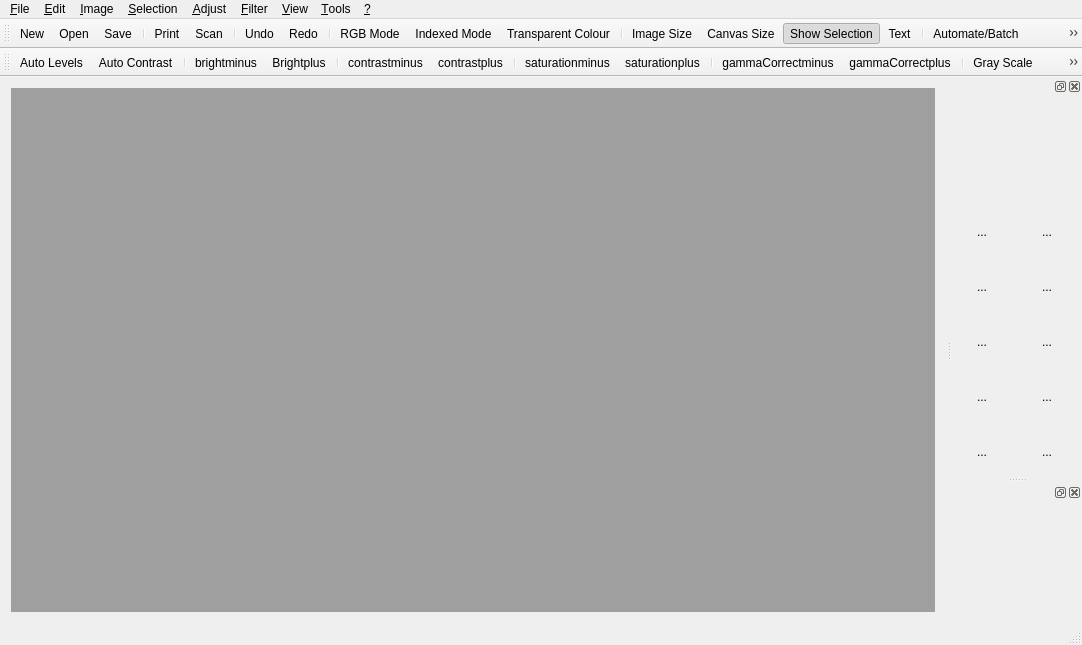
Before: the Qt Designer form src/mainwindow.ui in PhotoFlare/photoflare, drawn with Qt 5.
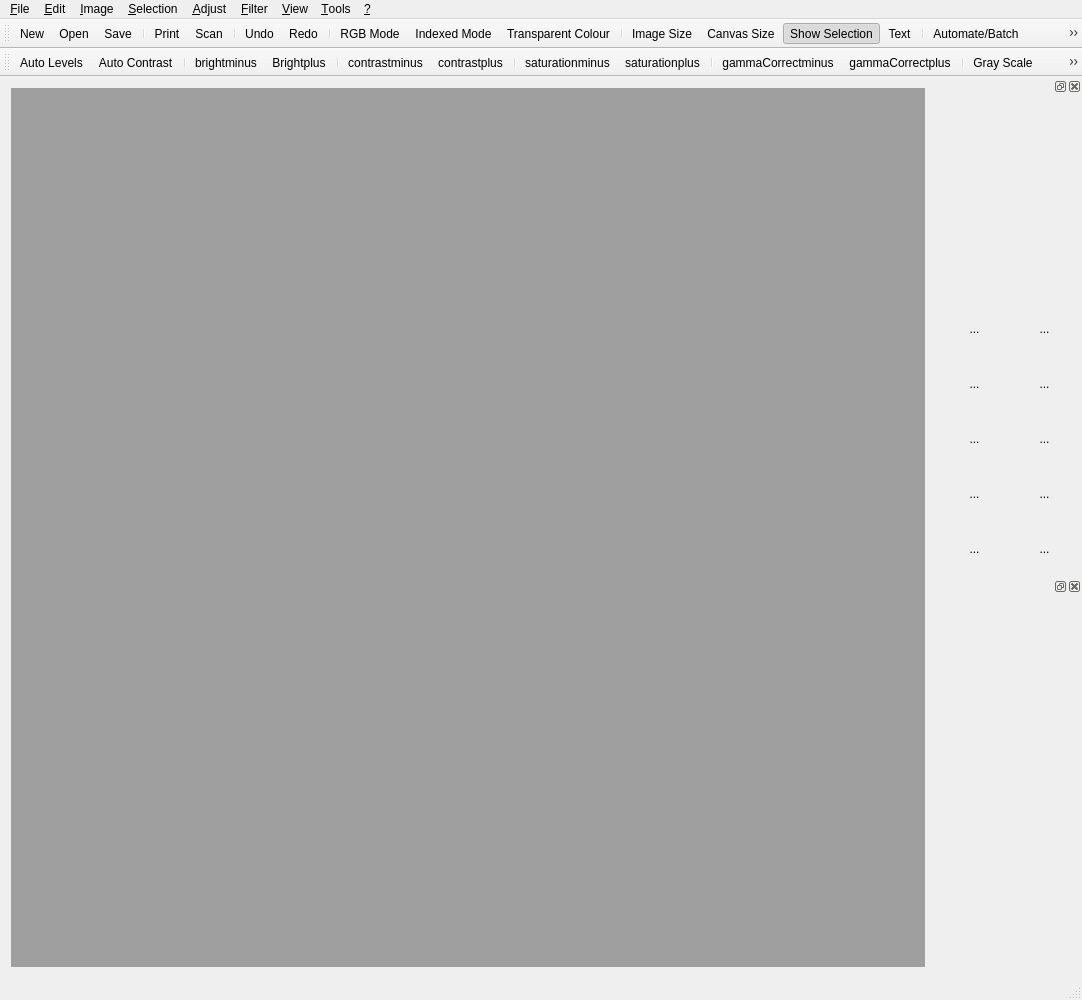
After: the same form once the commit is applied. Icons and pictures are not drawn. Custom widgets are drawn as their Qt base class.

The edit to the form file:
```diff
--- a/src/mainwindow.ui
+++ b/src/mainwindow.ui
@@ -7,7 +7,7 @@
     <x>0</x>
     <y>0</y>
     <width>1082</width>
-    <height>645</height>
+    <height>1000</height>
    </rect>
   </property>
   <property name="minimumSize">
@@ -440,14 +440,14 @@
    </property>
    <property name="minimumSize">
     <size>
-     <width>130</width>
-     <height>400</height>
+     <width>140</width>
+     <height>500</height>
     </size>
    </property>
    <property name="maximumSize">
     <size>
      <width>140</width>
-     <height>400</height>
+     <height>500</height>
     </size>
    </property>
    <property name="layoutDirection">
@@ -513,9 +513,9 @@
       <number>0</number>
      </property>
      <item>
-      <layout class="QGridLayout" name="toolsGridLayout" rowstretch="0,0,0,0,0,0,0,0" columnstretch="0,0">
+      <layout class="QGridLayout" name="toolsGridLayout" rowstretch="0,0,0,0,0,0" columnstretch="0,0">
        <property name="sizeConstraint">
-        <enum>QLayout::SetDefaultConstraint</enum>
+        <enum>QLayout::SetMaximumSize</enum>
        </property>
        <property name="leftMargin">
         <number>0</number>
@@ -532,8 +532,43 @@
        <property name="spacing">
         <number>5</number>
        </property>
+       <item row="3" column="0">
+        <widget class="QToolButton" name="toolButtonPaintBucket">
+         <property name="sizePolicy">
+          <sizepolicy hsizetype="MinimumExpanding" vsizetype="Fixed">
+           <horstretch>0</horstretch>
+           <verstretch>0</verstretch>
+          </sizepolicy>
+         </property>
+         <property name="minimumSize">
+          <size>
+           <width>32</width>
+           <height>50</height>
+          </size>
+         </property>
+         <property name="focusPolicy">
+          <enum>Qt::NoFocus</enum>
+         </property>
+         <property name="text">
+          <string>...</string>
+         </property>
+         <property name="icon">
+          <iconset resource="../Icons.qrc">
+           <normaloff>:/toolpalette_icons/toolpalette_icons/Bucket.png</normaloff>:/toolpalette_icons/toolpalette_icons/Bucket.png</iconset>
+         </property>
+         <property name="iconSize">
+          <size>
+           <width>25</width>
+           <height>25</height>
+          </size>
+         </property>
+         <property name="checkable">
+          <bool>true</bool>
+         </property>
+        </widget>
+       </item>
        <item row="4" column="1">
-        <widget class="QToolButton" name="toolButtonLine">
+        <widget class="QToolButton" name="toolButtonPaintBrushAdv">
          <property name="sizePolicy">
           <sizepolicy hsizetype="MinimumExpanding" vsizetype="Fixed">
            <horstretch>0</horstretch>
@@ -568,6 +603,76 @@
         </widget>
        </item>
        <item row="4" column="0">
+        <widget class="QToolButton" name="toolButtonPaintBrush">
+         <property name="sizePolicy">
+          <sizepolicy hsizetype="MinimumExpanding" vsizetype="Fixed">
+           <horstretch>0</horstretch>
+           <verstretch>0</verstretch>
+          </sizepolicy>
+         </property>
+         <property name="minimumSize">
+          <size>
+           <width>32</width>
+           <height>50</height>
+          </size>
+         </property>
+         <property name="focusPolicy">
+          <enum>Qt::NoFocus</enum>
+         </property>
+         <property name="text">
+          <string>...</string>
+         </property>
+         <property name="icon">
+          <iconset resource="../Icons.qrc">
+           <normaloff>:/toolpalette_icons/toolpalette_icons/PaintBrush.png</normaloff>:/toolpalette_icons/toolpalette_icons/PaintBrush.png</iconset>
+         </property>
+         <property name="iconSize">
+          <size>
+           <width>25</width>
+           <height>25</height>
+          </size>
+         </property>
+         <property name="checkable">
+          <bool>true</bool>
+         </property>
+        </widget>
+       </item>
+       <item row="1" column="1">
+        <widget class="QToolButton" name="toolButtonDropper">
+         <property name="sizePolicy">
+          <sizepolicy hsizetype="MinimumExpanding" vsizetype="Fixed">
+           <horstretch>0</horstretch>
+           <verstretch>0</verstretch>
+          </sizepolicy>
+         </property>
+         <property name="minimumSize">
+          <size>
+           <width>32</width>
+           <height>50</height>
+          </size>
+         </property>
+         <property name="focusPolicy">
+          <enum>Qt::NoFocus</enum>
+         </property>
+         <property name="text">
+          <string>...</string>
+         </property>
+         <property name="icon">
+          <iconset resource="../Icons.qrc">
+           <normaloff>:/toolpalette_icons/toolpalette_icons/ColourPicker.png</normaloff>:/toolpalette_icons/toolpalette_icons/ColourPicker.png</iconset>
+         </property>
+         <property name="iconSize">
+          <size>
+           <width>25</width>
+           <height>25</height>
+          </size>
+         </property>
+         <property name="checkable">
+          <bool>true</bool>
+         </property>
+        </widget>
+       </item>
+       <item row="2" column="0">
         <widget class="QToolButton" name="toolButtonWand">
          <property name="sizePolicy">
           <sizepolicy hsizetype="MinimumExpanding" vsizetype="Fixed">
@@ -602,8 +707,8 @@
          </property>
         </widget>
        </item>
-       <item row="6" column="1">
-        <widget class="QToolButton" name="toolButtonPaintBrushAdv">
+       <item row="3" column="1">
+        <widget class="QToolButton" name="toolButtonSprayCan">
          <property name="sizePolicy">
           <sizepolicy hsizetype="MinimumExpanding" vsizetype="Fixed">
            <horstretch>0</horstretch>
@@ -637,7 +742,83 @@
          </property>
         </widget>
        </item>
-       <item row="7" column="0">
+       <item row="1" column="0">
+        <widget class="QToolButton" name="toolButtonPointer">
+         <property name="sizePolicy">
+          <sizepolicy hsizetype="MinimumExpanding" vsizetype="Fixed">
+           <horstretch>0</horstretch>
+           <verstretch>0</verstretch>
+          </sizepolicy>
+         </property>
+         <property name="minimumSize">
+          <size>
+           <width>25</width>
+           <height>50</height>
+          </size>
+         </property>
+         <property name="focusPolicy">
+          <enum>Qt::NoFocus</enum>
+         </property>
+         <property name="layoutDirection">
+          <enum>Qt::LeftToRight</enum>
+         </property>
+         <property name="styleSheet">
+          <string notr="true"/>
+         </property>
+         <property name="text">
+          <string>...</string>
+         </property>
+         <property name="icon">
+          <iconset resource="../Icons.qrc">
+           <normaloff>:/toolpalette_icons/toolpalette_icons/Pointer.png</normaloff>:/toolpalette_icons/toolpalette_icons/Pointer.png</iconset>
+         </property>
+         <property name="iconSize">
+          <size>
+           <width>25</width>
+           <height>25</height>
+          </size>
+         </property>
+         <property name="checkable">
+          <bool>true</bool>
+         </property>
+        </widget>
+       </item>
+       <item row="2" column="1">
+        <widget class="QToolButton" name="toolButtonLine">
+         <property name="sizePolicy">
+          <sizepolicy hsizetype="MinimumExpanding" vsizetype="Fixed">
+           <horstretch>0</horstretch>
+           <verstretch>0</verstretch>
+          </sizepolicy>
+         </property>
+         <property name="minimumSize">
+          <size>
+           <width>32</width>
+           <height>50</height>
+          </size>
+         </property>
+         <property name="focusPolicy">
+          <enum>Qt::NoFocus</enum>
+         </property>
+         <property name="text">
+          <string>...</string>
+         </property>
+         <property name="icon">
+          <iconset resource="../Icons.qrc">
+           <normaloff>:/toolpalette_icons/toolpalette_icons/Line.png</normaloff>:/toolpalette_icons/toolpalette_icons/Line.png</iconset>
+         </property>
+         <property name="iconSize">
+          <size>
+           <width>25</width>
+           <height>25</height>
+          </size>
+         </property>
+         <property name="checkable">
+          <bool>true</bool>
+         </property>
+        </widget>
+       </item>
+       <item row="5" column="0">
         <widget class="QToolButton" name="toolButtonStamp">
          <property name="sizePolicy">
           <sizepolicy hsizetype="MinimumExpanding" vsizetype="Fixed">
@@ -672,10 +853,48 @@
          </property>
         </widget>
        </item>
+       <item row="5" column="1">
+        <widget class="QToolButton" name="toolButtonBlur">
+         <property name="sizePolicy">
+          <sizepolicy hsizetype="MinimumExpanding" vsizetype="Fixed">
+           <horstretch>0</horstretch>
+           <verstretch>0</verstretch>
+          </sizepolicy>
+         </property>
+         <property name="minimumSize">
+          <size>
+           <width>32</width>
+           <height>50</height>
+          </size>
+         </property>
+         <property name="focusPolicy">
+          <enum>Qt::NoFocus</enum>
+         </property>
+         <property name="text">
+          <string>...</string>
+         </property>
+         <property name="icon">
+          <iconset resource="../Icons.qrc">
+           <normaloff>:/toolpalette_icons/toolpalette_icons/Blur.png</normaloff>:/toolpalette_icons/toolpalette_icons/Blur.png</iconset>
+         </property>
+         <property name="iconSize">
+          <size>
+           <width>25</width>
+           <height>25</height>
+          </size>
+         </property>
+         <property name="checkable">
+          <bool>true</bool>
+         </property>
+        </widget>
+       </item>
        <item row="0" column="0" colspan="2">
         <widget class="ColorBoxWidget" name="colorBoxWidget" native="true">
+         <property name="enabled">
+          <bool>true</bool>
+         </property>
          <property name="sizePolicy">
-          <sizepolicy hsizetype="Fixed" vsizetype="Fixed">
+          <sizepolicy hsizetype="Preferred" vsizetype="Preferred">
            <horstretch>0</horstretch>
            <verstretch>0</verstretch>
           </sizepolicy>
@@ -683,13 +902,13 @@
          <property name="minimumSize">
           <size>
            <width>120</width>
-           <height>40</height>
+           <height>200</height>
           </size>
          </property>
          <property name="maximumSize">
           <size>
            <width>150</width>
-           <height>120</height>
+           <height>200</height>
           </size>
          </property>
          <property name="cursor">
@@ -697,222 +916,6 @@
          </property>
         </widget>
        </item>
-       <item row="7" column="1">
-        <widget class="QToolButton" name="toolButtonBlur">
-         <property name="sizePolicy">
-          <sizepolicy hsizetype="MinimumExpanding" vsizetype="Fixed">
-           <horstretch>0</horstretch>
-           <verstretch>0</verstretch>
-          </sizepolicy>
-         </property>
-         <property name="minimumSize">
-          <size>
-           <width>32</width>
-           <height>50</height>
-          </size>
-         </property>
-         <property name="focusPolicy">
-          <enum>Qt::NoFocus</enum>
-         </property>
-         <property name="text">
-          <string>...</string>
-         </property>
-         <property name="icon">
-          <iconset resource="../Icons.qrc">
-           <normaloff>:/toolpalette_icons/toolpalette_icons/Blur.png</normaloff>:/toolpalette_icons/toolpalette_icons/Blur.png</iconset>
-         </property>
-         <property name="iconSize">
-          <size>
-           <width>25</width>
-           <height>25</height>
-          </size>
-         </property>
-         <property name="checkable">
-          <bool>true</bool>
-         </property>
-        </widget>
-       </item>
-       <item row="5" column="0">
-        <widget class="QToolButton" name="toolButtonPaintBucket">
-         <property name="sizePolicy">
-          <sizepolicy hsizetype="MinimumExpanding" vsizetype="Fixed">
-           <horstretch>0</horstretch>
-           <verstretch>0</verstretch>
-          </sizepolicy>
-         </property>
-         <property name="minimumSize">
-          <size>
-           <width>32</width>
-           <height>50</height>
-          </size>
-         </property>
-         <property name="focusPolicy">
-          <enum>Qt::NoFocus</enum>
-         </property>
-         <property name="text">
-          <string>...</string>
-         </property>
-         <property name="icon">
-          <iconset resource="../Icons.qrc">
-           <normaloff>:/toolpalette_icons/toolpalette_icons/Bucket.png</normaloff>:/toolpalette_icons/toolpalette_icons/Bucket.png</iconset>
-         </property>
-         <property name="iconSize">
-          <size>
-           <width>25</width>
-           <height>25</height>
-          </size>
-         </property>
-         <property name="checkable">
-          <bool>true</bool>
-         </property>
-        </widget>
-       </item>
-       <item row="5" column="1">
-        <widget class="QToolButton" name="toolButtonSprayCan">
-         <property name="sizePolicy">
-          <sizepolicy hsizetype="MinimumExpanding" vsizetype="Fixed">
-           <horstretch>0</horstretch>
-           <verstretch>0</verstretch>
-          </sizepolicy>
-         </property>
-         <property name="minimumSize">
-          <size>
-           <width>32</width>
-           <height>50</height>
-          </size>
-         </property>
-         <property name="focusPolicy">
-          <enum>Qt::NoFocus</enum>
-         </property>
-         <property name="text">
-          <string>...</string>
-         </property>
-         <property name="icon">
-          <iconset resource="../Icons.qrc">
-           <normaloff>:/toolpalette_icons/toolpalette_icons/Spraycan.png</normaloff>:/toolpalette_icons/toolpalette_icons/Spraycan.png</iconset>
-         </property>
-         <property name="iconSize">
-          <size>
-           <width>25</width>
-           <height>25</height>
-          </size>
-         </property>
-         <property name="checkable">
-          <bool>true</bool>
-         </property>
-        </widget>
-       </item>
-       <item row="3" column="1">
-        <widget class="QToolButton" name="toolButtonDropper">
-         <property name="sizePolicy">
-          <sizepolicy hsizetype="MinimumExpanding" vsizetype="Fixed">
-           <horstretch>0</horstretch>
-           <verstretch>0</verstretch>
-          </sizepolicy>
-         </property>
-         <property name="minimumSize">
-          <size>
-           <width>32</width>
-           <height>50</height>
-          </size>
-         </property>
-         <property name="focusPolicy">
-          <enum>Qt::NoFocus</enum>
-         </property>
-         <property name="text">
-          <string>...</string>
-         </property>
-         <property name="icon">
-          <iconset resource="../Icons.qrc">
-           <normaloff>:/toolpalette_icons/toolpalette_icons/ColourPicker.png</normaloff>:/toolpalette_icons/toolpalette_icons/ColourPicker.png</iconset>
-         </property>
-         <property name="iconSize">
-          <size>
-           <width>25</width>
-           <height>25</height>
-          </size>
-         </property>
-         <property name="checkable">
-          <bool>true</bool>
-         </property>
-        </widget>
-       </item>
-       <item row="6" column="0">
-        <widget class="QToolButton" name="toolButtonPaintBrush">
-         <property name="sizePolicy">
-          <sizepolicy hsizetype="MinimumExpanding" vsizetype="Fixed">
-           <horstretch>0</horstretch>
-           <verstretch>0</verstretch>
-          </sizepolicy>
-         </property>
-         <property name="minimumSize">
-          <size>
-           <width>32</width>
-           <height>50</height>
-          </size>
-         </property>
-         <property name="focusPolicy">
-          <enum>Qt::NoFocus</enum>
-         </property>
-         <property name="text">
-          <string>...</string>
-         </property>
-         <property name="icon">
-          <iconset resource="../Icons.qrc">
-           <normaloff>:/toolpalette_icons/toolpalette_icons/PaintBrush.png</normaloff>:/toolpalette_icons/toolpalette_icons/PaintBrush.png</iconset>
-         </property>
-         <property name="iconSize">
-          <size>
-           <width>25</width>
-           <height>25</height>
-          </size>
-         </property>
-         <property name="checkable">
-          <bool>true</bool>
-         </property>
-        </widget>
-       </item>
-       <item row="3" column="0">
-        <widget class="QToolButton" name="toolButtonPointer">
-         <property name="sizePolicy">
-          <sizepolicy hsizetype="MinimumExpanding" vsizetype="Fixed">
-           <horstretch>0</horstretch>
-           <verstretch>0</verstretch>
-          </sizepolicy>
-         </property>
-         <property name="minimumSize">
-          <size>
-           <width>25</width>
-           <height>50</height>
-          </size>
-         </property>
-         <property name="focusPolicy">
-          <enum>Qt::NoFocus</enum>
-         </property>
-         <property name="layoutDirection">
-          <enum>Qt::LeftToRight</enum>
-         </property>
-         <property name="styleSheet">
-          <string notr="true"/>
-         </property>
-         <property name="text">
-          <string>...</string>
-         </property>
-         <property name="icon">
-          <iconset resource="../Icons.qrc">
-           <normaloff>:/toolpalette_icons/toolpalette_icons/Pointer.png</normaloff>:/toolpalette_icons/toolpalette_icons/Pointer.png</iconset>
-         </property>
-         <property name="iconSize">
-          <size>
-           <width>25</width>
-           <height>25</height>
-          </size>
-         </property>
-         <property name="checkable">
-          <bool>true</bool>
-         </property>
-        </widget>
-       </item>
       </layout>
      </item>
     </layout>
```
Left out of the diff: 4 changed lines with no effect on the pictures.
